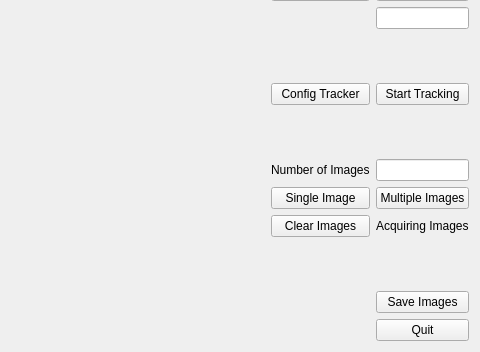
This is ImageAcquisitionWidget.ui in FubuFabian/ImageAcquisition as Qt 5 draws it before an edit; both pictures show x 567 to 1047 and y 354 to 706 of the 1047 by 706 pixel window. The edited form follows.
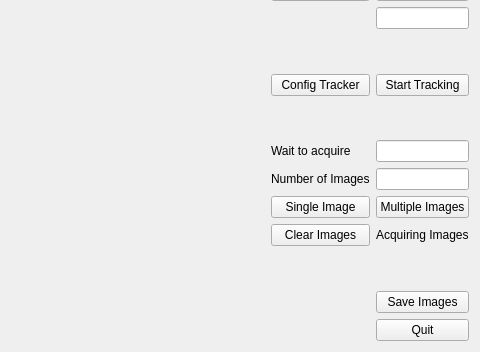
This is the edited form.

Commit message: wait for image acquisition

Patch:
```diff
--- a/ImageAcquisitionWidget.ui
+++ b/ImageAcquisitionWidget.ui
@@ -177,6 +177,16 @@
          </property>
         </widget>
        </item>
+       <item row="11" column="0">
+        <widget class="QLabel" name="label_4">
+         <property name="text">
+          <string>Wait to acquire</string>
+         </property>
+        </widget>
+       </item>
+       <item row="11" column="1">
+        <widget class="QLineEdit" name="waitSeconds"/>
+       </item>
       </layout>
      </item>
     </layout>
```
The commit also changes 2 other files.
